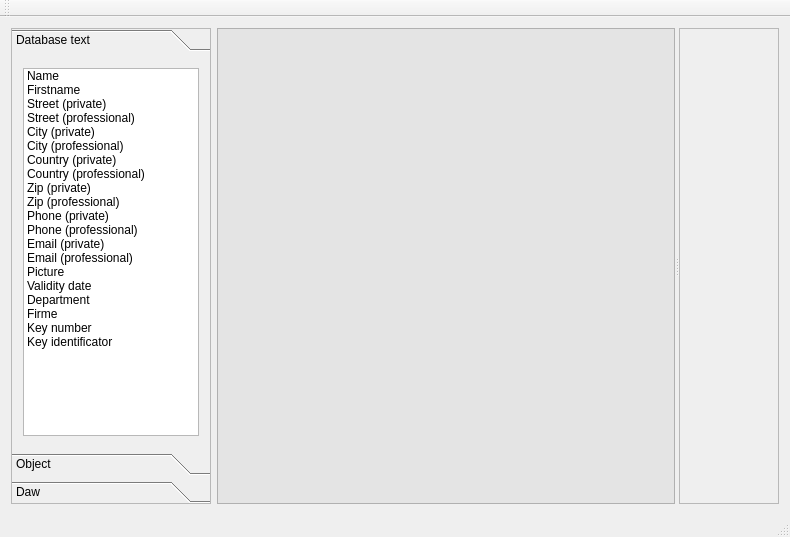
The window that HoruxCardDesigner/horuxdesigner.ui (BackupTheBerlios/horux-svn) describes before a commit, drawn with Qt 5.
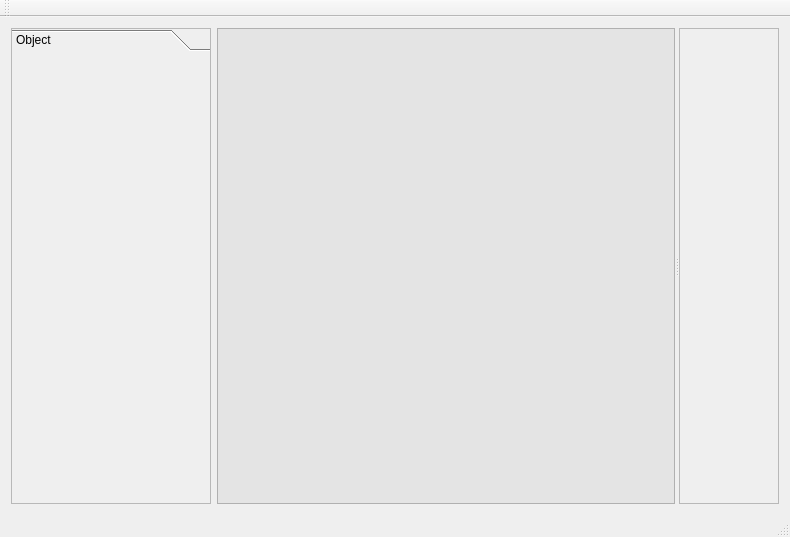
The same window after the commit.

Patch:
```diff
--- a/HoruxCardDesigner/horuxdesigner.ui
+++ b/HoruxCardDesigner/horuxdesigner.ui
@@ -38,231 +38,19 @@
       <property name="currentIndex">
        <number>0</number>
       </property>
-      <widget class="QWidget" name="page">
-       <property name="geometry">
-        <rect>
-         <x>0</x>
-         <y>0</y>
-         <width>190</width>
-         <height>388</height>
-        </rect>
-       </property>
-       <attribute name="label">
-        <string>Database text</string>
-       </attribute>
-       <layout class="QGridLayout" name="gridLayout_4">
-        <item row="0" column="0">
-         <widget class="QListWidget" name="listWidget">
-          <item>
-           <property name="text">
-            <string>Name</string>
-           </property>
-           <property name="checkState">
-            <enum>Unchecked</enum>
-           </property>
-          </item>
-          <item>
-           <property name="text">
-            <string>Firstname</string>
-           </property>
-           <property name="checkState">
-            <enum>Unchecked</enum>
-           </property>
-          </item>
-          <item>
-           <property name="text">
-            <string>Street (private)</string>
-           </property>
-           <property name="checkState">
-            <enum>Unchecked</enum>
-           </property>
-          </item>
-          <item>
-           <property name="text">
-            <string>Street (professional)</string>
-           </property>
-           <property name="checkState">
-            <enum>Unchecked</enum>
-           </property>
-          </item>
-          <item>
-           <property name="text">
-            <string>City (private)</string>
-           </property>
-           <property name="checkState">
-            <enum>Unchecked</enum>
-           </property>
-          </item>
-          <item>
-           <property name="text">
-            <string>City (professional)</string>
-           </property>
-           <property name="checkState">
-            <enum>Unchecked</enum>
-           </property>
-          </item>
-          <item>
-           <property name="text">
-            <string>Country (private)</string>
-           </property>
-           <property name="checkState">
-            <enum>Unchecked</enum>
-           </property>
-          </item>
-          <item>
-           <property name="text">
-            <string>Country (professional)</string>
-           </property>
-           <property name="checkState">
-            <enum>Unchecked</enum>
-           </property>
-          </item>
-          <item>
-           <property name="text">
-            <string>Zip (private)</string>
-           </property>
-           <property name="checkState">
-            <enum>Unchecked</enum>
-           </property>
-          </item>
-          <item>
-           <property name="text">
-            <string>Zip (professional)</string>
-           </property>
-           <property name="checkState">
-            <enum>Unchecked</enum>
-           </property>
-          </item>
-          <item>
-           <property name="text">
-            <string>Phone (private)</string>
-           </property>
-           <property name="checkState">
-            <enum>Unchecked</enum>
-           </property>
-          </item>
-          <item>
-           <property name="text">
-            <string>Phone (professional)</string>
-           </property>
-           <property name="checkState">
-            <enum>Unchecked</enum>
-           </property>
-          </item>
-          <item>
-           <property name="text">
-            <string>Email (private)</string>
-           </property>
-           <property name="checkState">
-            <enum>Unchecked</enum>
-           </property>
-          </item>
-          <item>
-           <property name="text">
-            <string>Email (professional)</string>
-           </property>
-           <property name="checkState">
-            <enum>Unchecked</enum>
-           </property>
-          </item>
-          <item>
-           <property name="text">
-            <string>Picture</string>
-           </property>
-           <property name="checkState">
-            <enum>Unchecked</enum>
-           </property>
-          </item>
-          <item>
-           <property name="text">
-            <string>Validity date</string>
-           </property>
-           <property name="checkState">
-            <enum>Unchecked</enum>
-           </property>
-          </item>
-          <item>
-           <property name="text">
-            <string>Department</string>
-           </property>
-           <property name="checkState">
-            <enum>Unchecked</enum>
-           </property>
-          </item>
-          <item>
-           <property name="text">
-            <string>Firme</string>
-           </property>
-           <property name="checkState">
-            <enum>Unchecked</enum>
-           </property>
-          </item>
-          <item>
-           <property name="text">
-            <string>Key number</string>
-           </property>
-           <property name="checkState">
-            <enum>Unchecked</enum>
-           </property>
-          </item>
-          <item>
-           <property name="text">
-            <string>Key identificator</string>
-           </property>
-           <property name="checkState">
-            <enum>Unchecked</enum>
-           </property>
-          </item>
-         </widget>
-        </item>
-       </layout>
-      </widget>
       <widget class="QWidget" name="page_2">
        <property name="geometry">
         <rect>
          <x>0</x>
          <y>0</y>
-         <width>94</width>
-         <height>74</height>
+         <width>190</width>
+         <height>442</height>
         </rect>
        </property>
        <attribute name="label">
         <string>Object</string>
        </attribute>
-       <layout class="QGridLayout" name="gridLayout_3">
-        <item row="0" column="0">
-         <widget class="QListWidget" name="listWidget_2">
-          <item>
-           <property name="text">
-            <string>Text</string>
-           </property>
-          </item>
-          <item>
-           <property name="text">
-            <string>Picture</string>
-           </property>
-          </item>
-         </widget>
-        </item>
-       </layout>
-      </widget>
-      <widget class="QWidget" name="page_3">
-       <property name="geometry">
-        <rect>
-         <x>0</x>
-         <y>0</y>
-         <width>94</width>
-         <height>74</height>
-        </rect>
-       </property>
-       <attribute name="label">
-        <string>Daw</string>
-       </attribute>
-       <layout class="QGridLayout" name="gridLayout">
-        <item row="0" column="0">
-         <widget class="QListWidget" name="listWidget_3"/>
-        </item>
-       </layout>
+       <layout class="QGridLayout" name="gridLayout_3"/>
       </widget>
      </widget>
     </item>
```
Left out of the diff: 2 changed lines with no effect on the pictures.
